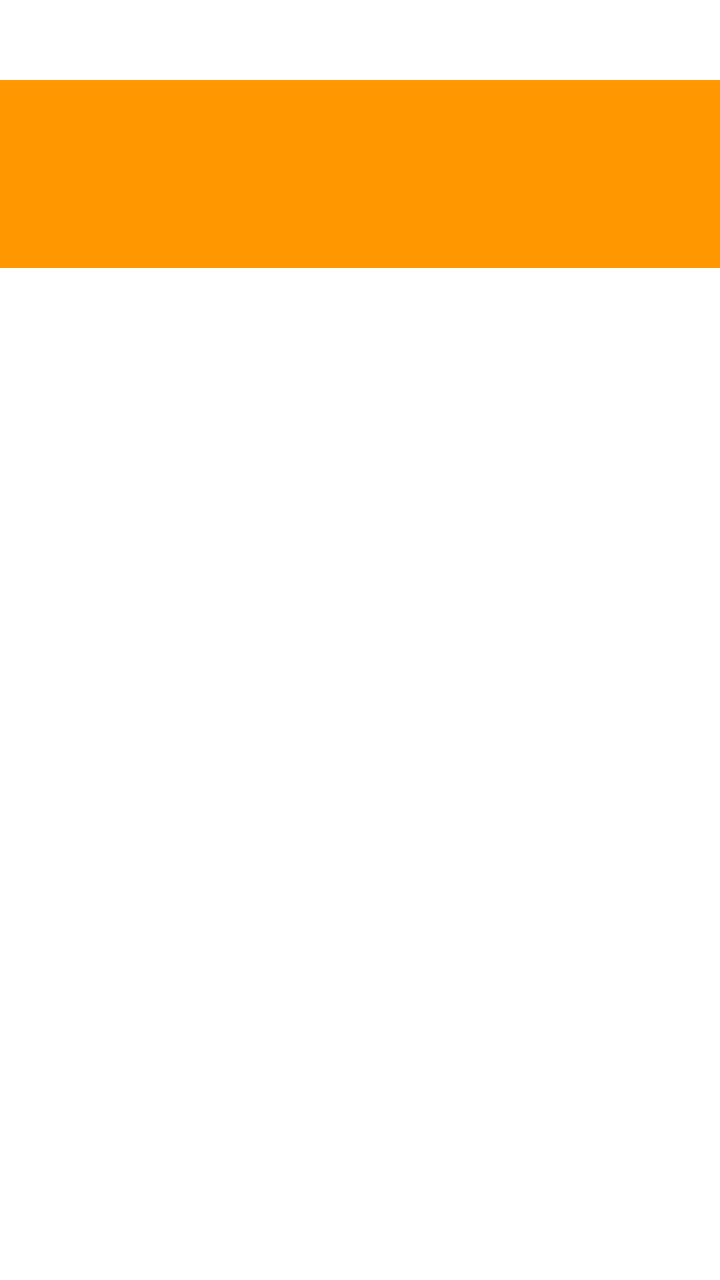
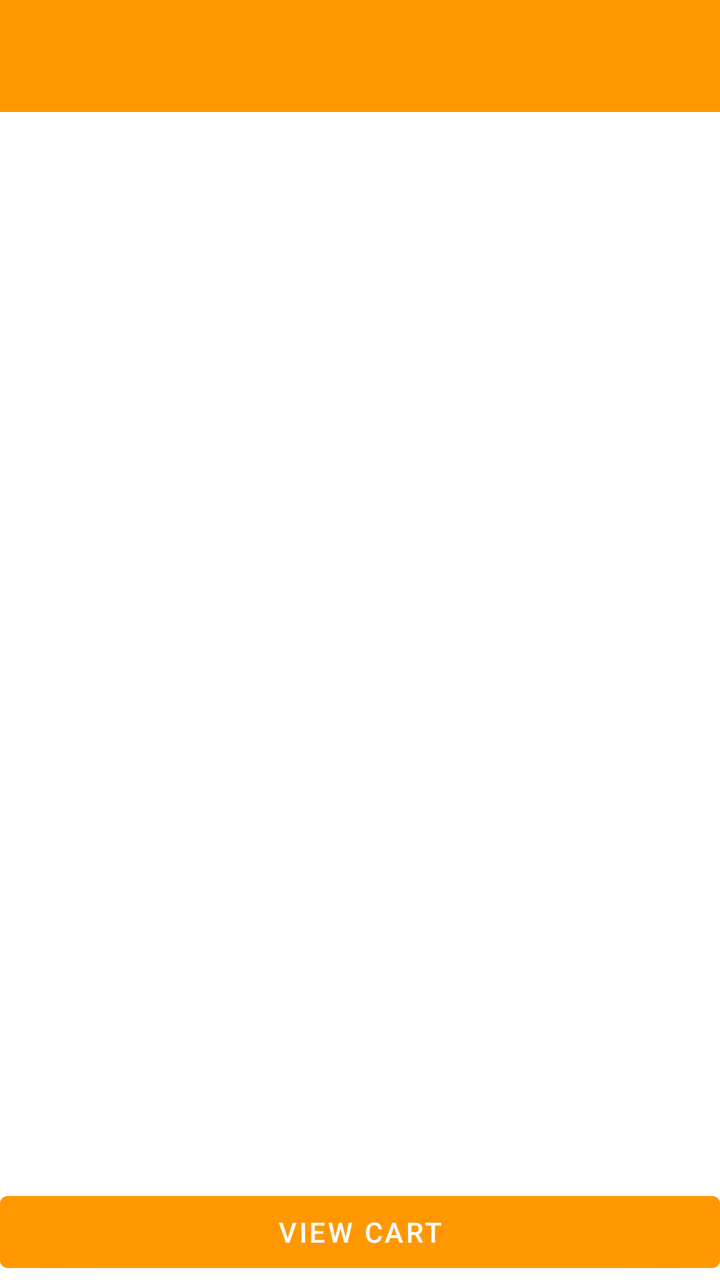

Screens rendered from an Android XML layout before and after an edit, with the pre-edit source and the edit as a unified diff.
<!-- AndroidManifest.xml: application theme Theme.PizzaMania -->
<!-- res/layout/activity_menu.xml -->
<androidx.drawerlayout.widget.DrawerLayout xmlns:android="http://schemas.android.com/apk/res/android"
    xmlns:app="http://schemas.android.com/apk/res-auto"
    android:id="@+id/drawerLayout"
    android:layout_width="match_parent"
    android:layout_height="match_parent">

    
    <LinearLayout
        android:orientation="vertical"
        android:layout_width="match_parent"
        android:layout_height="match_parent">

        <androidx.appcompat.widget.Toolbar
            android:id="@+id/toolbar"
            android:layout_width="match_parent"
            android:layout_marginTop="40dp"
            android:layout_height="94dp"
            android:background="?attr/colorPrimary"
            android:theme="@style/ThemeOverlay.AppCompat.Dark.ActionBar" />

        <androidx.recyclerview.widget.RecyclerView
            android:id="@+id/recyclerView"
            android:layout_width="match_parent"
            android:layout_height="538dp"
            android:textColor="@color/black"
            android:background="@color/white"/>

        <Button
            android:id="@+id/btnViewCart"
            android:layout_width="match_parent"
            android:layout_height="69dp"
            android:layout_marginBottom="0dp"
            android:text="View Cart" />
    </LinearLayout>

    
    <com.google.android.material.navigation.NavigationView
        android:id="@+id/navigationView"
        android:layout_width="wrap_content"
        android:layout_height="match_parent"
        android:layout_gravity="start"
        android:layout_marginTop="50dp"
        app:menu="@menu/nav_menu" android:background="@color/white"
        app:headerLayout="@layout/nav_header"
        app:itemTextColor="@color/nav_text"
        app:itemIconTint="@color/orange_500"
        app:itemRippleColor="@color/orange_200" />


</androidx.drawerlayout.widget.DrawerLayout>
<!-- res/layout/nav_header.xml (included above) -->
<LinearLayout xmlns:android="http://schemas.android.com/apk/res/android"
    android:layout_width="match_parent"
    android:layout_height="150dp"
    android:background="@color/orange_500"

    android:orientation="vertical"
    android:gravity="center"
    android:layout_marginTop="0dp">

    <TextView
        android:id="@+id/headerUsername"
        android:layout_width="wrap_content"
        android:layout_height="wrap_content"
        android:text="Welcome!"
        android:textSize="20sp"
        android:layout_marginTop="20dp"
        android:textColor="@android:color/white"
        android:textStyle="bold" />
</LinearLayout>
<!-- resources referenced by this layout -->
<resources>
  <color name="black">#000000</color>
  <color name="nav_text">#212121</color>
  <color name="orange_200">#FFCC80</color>
  <color name="orange_500">#FF9800</color>
  <color name="white">#FFFFFF</color>
  <style name="Theme.PizzaMania" parent="Theme.MaterialComponents.DayNight.NoActionBar">
          
          <item name="colorPrimary">@color/orange_500</item>
          <item name="colorPrimaryVariant">@color/orange_700</item>
          <item name="colorOnPrimary">@color/white</item>
  
          
          <item name="colorSecondary">@color/orange_200</item>
          <item name="colorSecondaryVariant">@color/orange_700</item>
          <item name="colorOnSecondary">@color/black</item>
  
          
          <item name="android:windowBackground">@color/white</item>
          <item name="android:statusBarColor">@color/orange_700</item>
      </style>
  <color name="orange_700">#F57C00</color>
</resources>

<!-- the commit's change to res/layout/activity_menu.xml (unified diff, before → after) -->
@@ -1,36 +1,45 @@
+<?xml version="1.0" encoding="utf-8"?>
 <androidx.drawerlayout.widget.DrawerLayout xmlns:android="http://schemas.android.com/apk/res/android"
     xmlns:app="http://schemas.android.com/apk/res-auto"
     android:id="@+id/drawerLayout"
     android:layout_width="match_parent"
-    android:layout_height="match_parent">
+    android:layout_height="match_parent"
+    android:fitsSystemWindows="true">
 
     
     <LinearLayout
         android:orientation="vertical"
         android:layout_width="match_parent"
-        android:layout_height="match_parent">
+        android:layout_height="match_parent"
+        android:fitsSystemWindows="true">
 
+        
         <androidx.appcompat.widget.Toolbar
             android:id="@+id/toolbar"
             android:layout_width="match_parent"
-            android:layout_marginTop="40dp"
-            android:layout_height="94dp"
+            android:layout_height="?attr/actionBarSize"
             android:background="?attr/colorPrimary"
-            android:theme="@style/ThemeOverlay.AppCompat.Dark.ActionBar" />
+            android:theme="@style/ThemeOverlay.AppCompat.Dark.ActionBar"
+            android:fitsSystemWindows="true" />
 
+        
         <androidx.recyclerview.widget.RecyclerView
             android:id="@+id/recyclerView"
             android:layout_width="match_parent"
-            android:layout_height="538dp"
-            android:textColor="@color/black"
-            android:background="@color/white"/>
+            android:layout_height="0dp"
+            android:layout_weight="1"
+            android:background="@color/white"
+            android:textColor="@color/black" />
 
+        
         <Button
             android:id="@+id/btnViewCart"
             android:layout_width="match_parent"
-            android:layout_height="69dp"
-            android:layout_marginBottom="0dp"
-            android:text="View Cart" />
+            android:layout_height="wrap_content"
+            android:text="View Cart"
+            android:backgroundTint="@color/orange_500"
+            android:textColor="@android:color/white" />
+
     </LinearLayout>
 
     
@@ -39,13 +48,13 @@
         android:layout_width="wrap_content"
         android:layout_height="match_parent"
         android:layout_gravity="start"
-        android:layout_marginTop="50dp"
-        app:menu="@menu/nav_menu" android:background="@color/white"
+        app:menu="@menu/nav_menu"
         app:headerLayout="@layout/nav_header"
         app:itemTextColor="@color/nav_text"
         app:itemIconTint="@color/orange_500"
-        app:itemRippleColor="@color/orange_200" />
-
+        app:itemRippleColor="@color/orange_200"
+        android:background="@color/white"
+        android:fitsSystemWindows="true" />
 
 </androidx.drawerlayout.widget.DrawerLayout>
 <!-- res/layout/nav_header.xml (included above) -->
